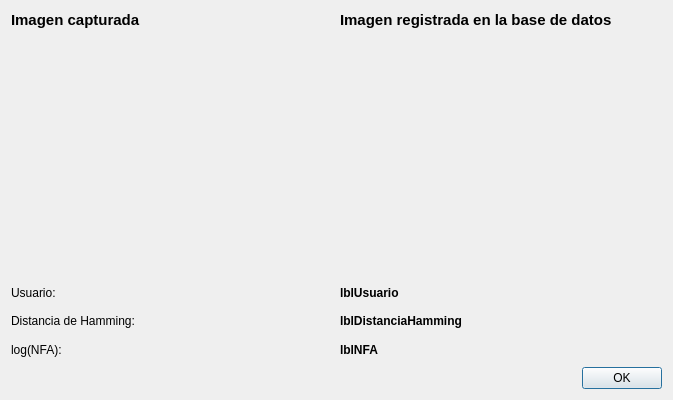
Old version of the form ui/forms/Matching.ui in the repository mottalli/horus.
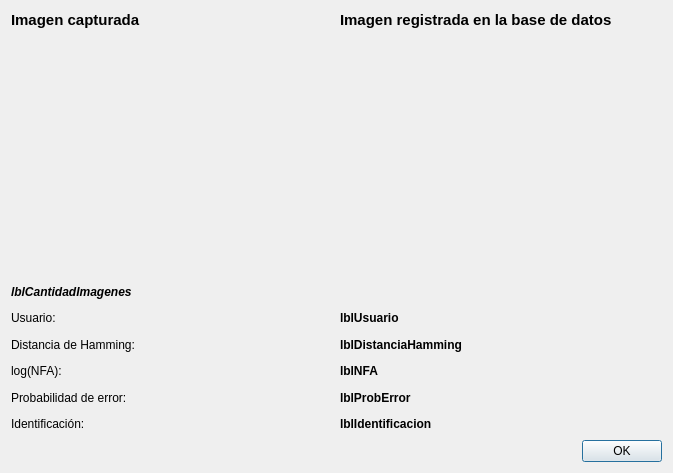
New version of the form. Custom widgets are drawn as their Qt base class.

The edit to the form file:
```diff
--- a/ui/forms/Matching.ui
+++ b/ui/forms/Matching.ui
@@ -7,7 +7,7 @@
     <x>0</x>
     <y>0</y>
     <width>673</width>
-    <height>400</height>
+    <height>473</height>
    </rect>
   </property>
   <property name="windowTitle">
@@ -70,7 +70,21 @@
      </item>
     </layout>
    </item>
-   <item row="1" column="0" colspan="2">
+   <item row="1" column="0">
+    <widget class="QLabel" name="lblCantidadImagenes">
+     <property name="font">
+      <font>
+       <weight>75</weight>
+       <italic>true</italic>
+       <bold>true</bold>
+      </font>
+     </property>
+     <property name="text">
+      <string>lblCantidadImagenes</string>
+     </property>
+    </widget>
+   </item>
+   <item row="2" column="0" colspan="2">
     <layout class="QHBoxLayout" name="horizontalLayout">
      <item>
       <widget class="QLabel" name="label_3">
@@ -94,7 +108,7 @@
      </item>
     </layout>
    </item>
-   <item row="2" column="0" colspan="2">
+   <item row="3" column="0" colspan="2">
     <layout class="QHBoxLayout" name="horizontalLayout_2">
      <item>
       <widget class="QLabel" name="label_4">
@@ -118,7 +132,7 @@
      </item>
     </layout>
    </item>
-   <item row="3" column="0" colspan="2">
+   <item row="4" column="0" colspan="2">
     <layout class="QHBoxLayout" name="horizontalLayout_3">
      <item>
       <widget class="QLabel" name="label_5">
@@ -142,7 +156,55 @@
      </item>
     </layout>
    </item>
-   <item row="4" column="0" colspan="2">
+   <item row="5" column="0" colspan="2">
+    <layout class="QHBoxLayout" name="horizontalLayout_5">
+     <item>
+      <widget class="QLabel" name="label_7">
+       <property name="text">
+        <string>Probabilidad de error:</string>
+       </property>
+      </widget>
+     </item>
+     <item>
+      <widget class="QLabel" name="lblProbError">
+       <property name="font">
+        <font>
+         <weight>75</weight>
+         <bold>true</bold>
+        </font>
+       </property>
+       <property name="text">
+        <string>lblProbError</string>
+       </property>
+      </widget>
+     </item>
+    </layout>
+   </item>
+   <item row="6" column="0" colspan="2">
+    <layout class="QHBoxLayout" name="horizontalLayout_4">
+     <item>
+      <widget class="QLabel" name="label_6">
+       <property name="text">
+        <string>Identificación:</string>
+       </property>
+      </widget>
+     </item>
+     <item>
+      <widget class="QLabel" name="lblIdentificacion">
+       <property name="font">
+        <font>
+         <weight>75</weight>
+         <bold>true</bold>
+        </font>
+       </property>
+       <property name="text">
+        <string>lblIdentificacion</string>
+       </property>
+      </widget>
+     </item>
+    </layout>
+   </item>
+   <item row="7" column="0" colspan="2">
     <widget class="QDialogButtonBox" name="buttonBox">
      <property name="orientation">
       <enum>Qt::Horizontal</enum>
```
Left out of the diff: 2 changed lines with no effect on the pictures.
